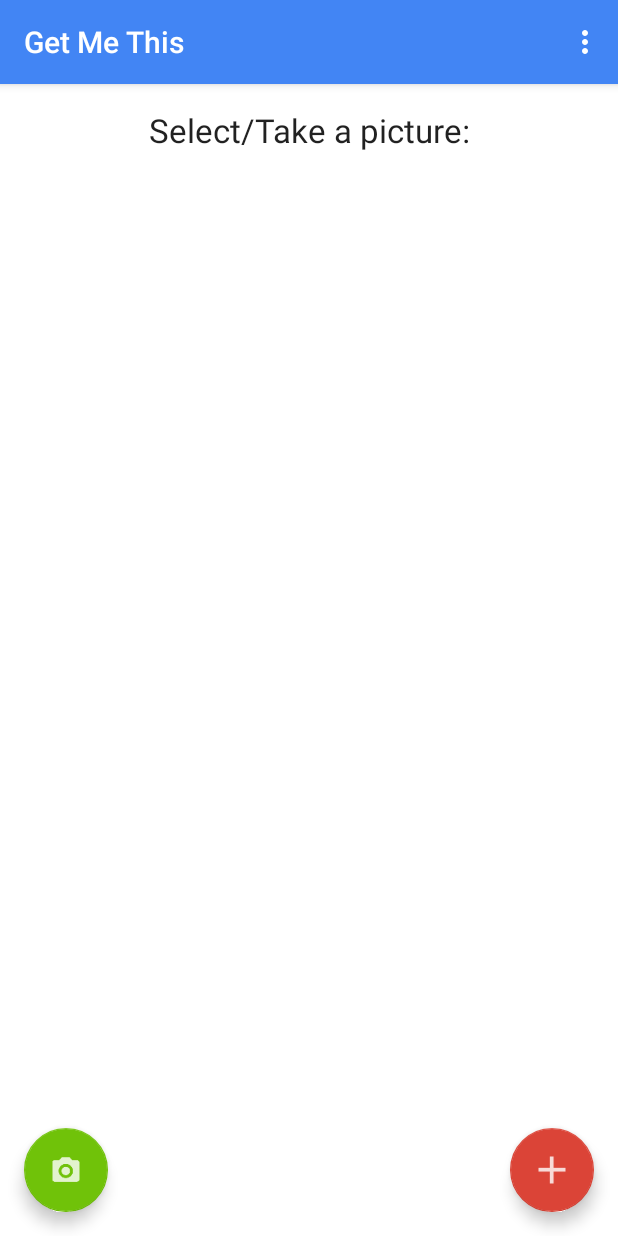
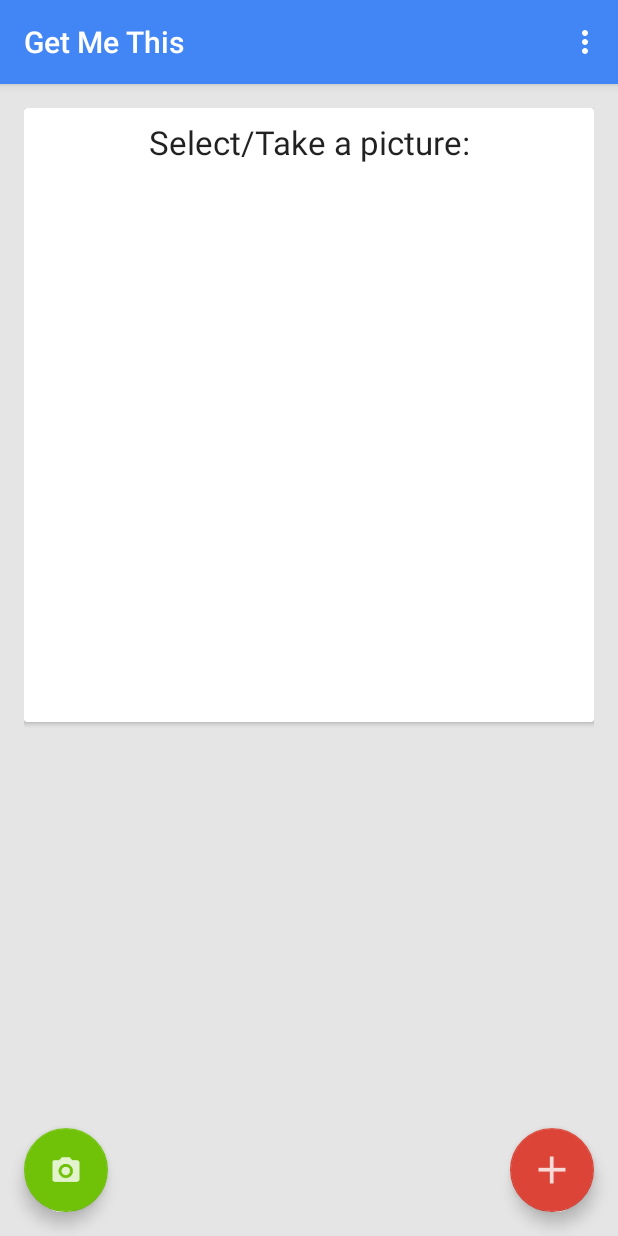
Before and after one commit to jiangshen/GetMeThis, an Android app: the screen it shows after launch (GetMeThisMain), on a phone screen of 412 x 824 dp. Run offline under Robolectric (Android 15) with nearby library versions, the phone set to English and light mode, and no system bars; libraries missing offline, so code that uses them is left out: com.clarifai.api.

Commit message:
major design overhaul

```diff
--- a/app/build.gradle
+++ b/app/build.gradle
@@ -26,4 +26,7 @@ dependencies {
     compile 'com.android.support:design:23.1.0'
     compile 'com.google.android.gms:play-services:8.1.0'
     compile 'com.clarifai:clarifai-api-java:1.1.0'
+
+    compile 'com.android.support:cardview-v7:21.0.+'
+    compile 'com.android.support:recyclerview-v7:21.0.+'
 }
--- a/app/src/main/res/layout/content_get_me_this_main.xml
+++ b/app/src/main/res/layout/content_get_me_this_main.xml
@@ -7,6 +7,7 @@
     android:paddingRight="@dimen/activity_horizontal_margin"
     android:paddingTop="@dimen/activity_vertical_margin"
     android:paddingBottom="@dimen/activity_vertical_margin"
+    android:backgroundTint="#e5e5e5"
 
     android:background = "#fff"
     android:orientation = "vertical"
@@ -14,7 +15,23 @@
     app:layout_behavior="@string/appbar_scrolling_view_behavior"
     tools:showIn="@layout/activity_feed_me_this_main" tools:context=".FeedMeThisMain">
 
+    <!-- A CardView that contains a TextView -->
+    <android.support.v7.widget.CardView
+        xmlns:card_view="http://schemas.android.com/apk/res-auto"
+        android:id="@+id/card_view"
+        android:layout_gravity="center"
+        android:layout_width="match_parent"
+        android:layout_height="wrap_content"
+        card_view:cardElevation = "2dp"
+        card_view:cardCornerRadius="2dp">
+
+        <RelativeLayout
+            android:layout_width="match_parent"
+            android:layout_height="wrap_content">
+
             <TextView
+                android:layout_margin="8dp"
+
                 android:layout_width="match_parent"
                 android:layout_height="wrap_content"
                 android:textAppearance="?android:attr/textAppearanceLarge"
@@ -25,8 +42,7 @@
                 android:layout_alignParentEnd="false"
                 android:layout_alignParentLeft="false"
                 android:layout_alignParentBottom="false"
-        android:gravity="center"
-        android:paddingBottom="5dp" />
+                android:gravity="center" />
 
             <ImageView
                 android:layout_width="match_parent"
@@ -37,14 +53,19 @@
                 android:scaleType="centerCrop" />
 
             <Button
+                android:layout_margin="8dp"
                 android:layout_width="wrap_content"
                 android:layout_height="wrap_content"
                 android:text="Your options >"
                 android:id="@+id/button_map"
-        android:layout_marginTop="36dp"
                 android:layout_below="@+id/image_view"
                 android:layout_centerHorizontal="true"
+                android:textColor="#ffffff"
                 android:textStyle="bold"
-        android:visibility="invisible" />
+                android:visibility="invisible"
+                android:backgroundTint="#2196F3" />
 
         </RelativeLayout>
+    </android.support.v7.widget.CardView>
+
+</RelativeLayout>
```
Also changed, not shown: 1 other file. Lines whose indentation alone changed are shown as unchanged.
